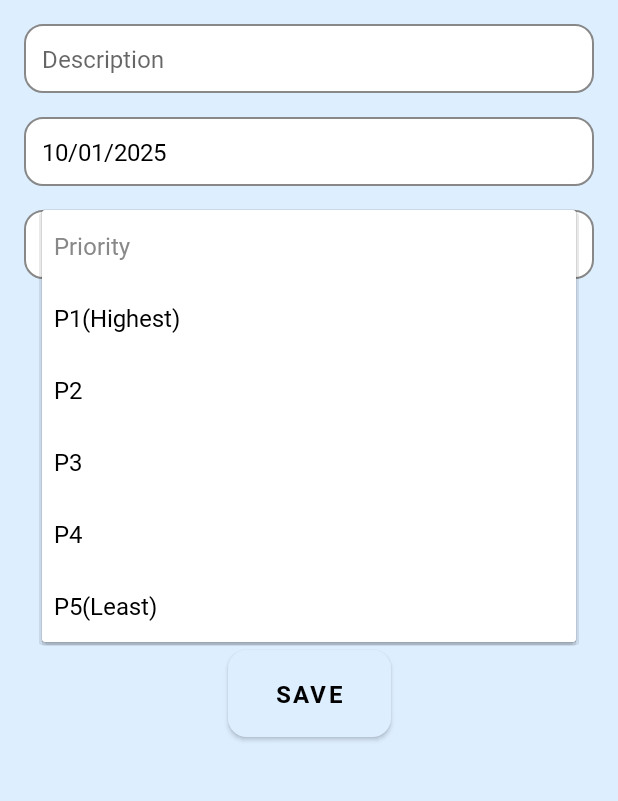
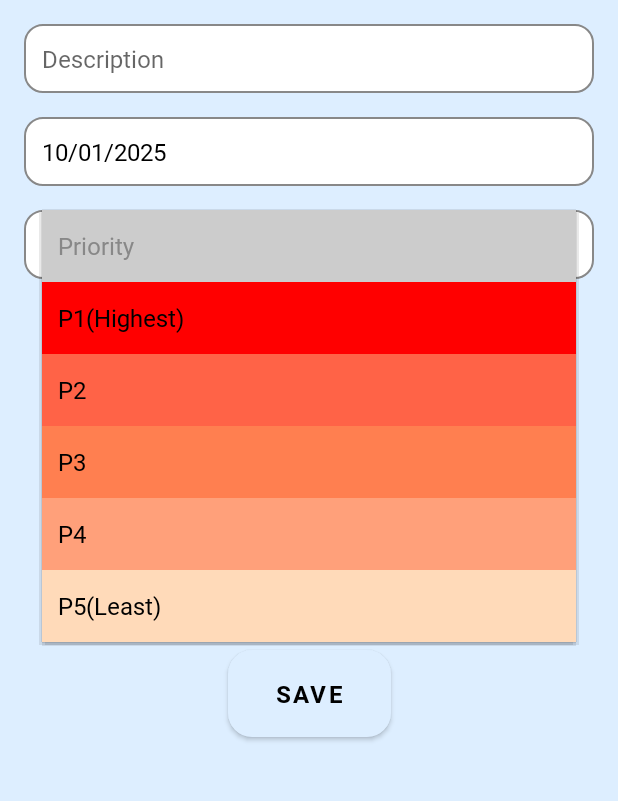
Before and after one commit to Aceee-dev/todoApp, an Android app: the EditActivity screen opened directly, with no data from a screen before it, after a tap on "Priority", on a phone screen of 412 x 824 dp, the part 141-942 px from its top. Run offline under Robolectric (Android 15) with nearby library versions, the phone set to English and light mode, and no system bars; our stand-ins replace Room's generated code.

Commit message:
Added priority based color strips in todo cards
As per issue #15, We needed to introduce priority based color strips
for bette depiction of priority for todo cards.

```diff
--- a/app/src/main/java/com/example/todoApp/EditActivity.kt
+++ b/app/src/main/java/com/example/todoApp/EditActivity.kt
@@ -12,6 +12,7 @@ import android.widget.AdapterView
 import android.widget.ArrayAdapter
 import android.widget.TextView
 import androidx.appcompat.app.AppCompatActivity
+import androidx.core.content.ContextCompat
 import androidx.lifecycle.ViewModelProvider
 import com.google.android.material.snackbar.Snackbar
 import kotlinx.android.synthetic.main.activity_edit.*
@@ -52,13 +53,25 @@ class EditActivity : AppCompatActivity() {
             ): View {
                 val view: TextView =
                     super.getDropDownView(position, convertView, parent) as TextView
-                //set the color of first item in the drop down list to gray
-                if (position == 0) {
-                    view.setTextColor(Color.GRAY)
-                } else {
-                    //here it is possible to define color for other items by
-                    view.setTextColor(Color.BLACK)
+                // Define colors for each priority level
+                val backgroundColor = when (position) {
+                    0 -> Color.LTGRAY // First item is a placeholder
+                    1 -> ContextCompat.getColor(context, R.color.priority_color_high)
+                    2 -> ContextCompat.getColor(context, R.color.priority_color_medium_high)
+                    3 -> ContextCompat.getColor(context, R.color.priority_color_medium)
+                    4 -> ContextCompat.getColor(context, R.color.priority_color_low)
+                    5 -> ContextCompat.getColor(context, R.color.priority_color_very_low)
+                    else -> Color.WHITE // Default background
                 }
+
+                // Set the background color
+                view.setBackgroundColor(backgroundColor)
+
+                // Set the text color (first item gray, others black)
+                view.setTextColor(if (position == 0) Color.GRAY else Color.BLACK)
+
+                // Optional: Adjust padding to make it visually appealing
+                view.setPadding(16, 16, 16, 16)
                 return view
             }
 
--- a/app/src/main/res/drawable/bg_button.xml
+++ b/app/src/main/res/drawable/bg_button.xml
@@ -1,6 +1,6 @@
 <?xml version="1.0" encoding="utf-8"?>
 <shape xmlns:android="http://schemas.android.com/apk/res/android" android:shape="rectangle">
-    <solid android:color="@color/blue_variant" />
+    <solid android:color="@color/white" />
     <corners android:radius="16dp" />
     <shadow
         android:color="@color/black"
--- /dev/null
+++ b/app/src/main/res/drawable/bg_priority_strip.xml
@@ -0,0 +1,5 @@
+<?xml version="1.0" encoding="utf-8"?>
+<shape xmlns:android="http://schemas.android.com/apk/res/android">
+    <solid android:color="@color/priority_color_high" /> <!-- Example color -->
+    <corners android:topLeftRadius="12dp" android:bottomLeftRadius="12dp" />
+</shape>
--- a/app/src/main/res/layout/activity_edit.xml
+++ b/app/src/main/res/layout/activity_edit.xml
@@ -71,7 +71,7 @@
         android:id="@+id/btnSaveTodo"
         android:layout_width="wrap_content"
         android:layout_height="wrap_content"
-        android:background="@drawable/bg_spinner"
+        android:background="@drawable/bg_button"
         android:paddingVertical="12dp"
         android:paddingHorizontal="32dp"
         android:text="@string/save"
@@ -82,5 +82,6 @@
         app:layout_constraintEnd_toEndOf="parent"
         app:layout_constraintStart_toStartOf="parent"
         app:layout_constraintTop_toBottomOf="@id/spinnerPriorityList"
-        android:layout_marginTop="24dp" />
+        android:layout_marginTop="24dp"
+        android:backgroundTint="@null"/>
 </androidx.constraintlayout.widget.ConstraintLayout>
--- a/app/src/main/res/values/colors.xml
+++ b/app/src/main/res/values/colors.xml
@@ -14,4 +14,9 @@
     <color name="dark_gray">#555555</color>
     <color name="primary">#FF4081</color>
     <color name="blue_variant">#AACCEE</color>
+    <color name="priority_color_high">#FF0000</color> <!-- Bright Red -->
+    <color name="priority_color_medium_high">#FF6347</color> <!-- Tomato Red -->
+    <color name="priority_color_medium">#FF7F50</color> <!-- Coral -->
+    <color name="priority_color_low">#FFA07A</color> <!-- Light Salmon -->
+    <color name="priority_color_very_low">#FFDAB9</color> <!-- Peach Puff -->
 </resources>
```
Also changed, not shown: app/src/main/java/com/example/todoApp/TodoAdapter.kt (+8 -0 lines), app/src/main/res/layout/item_todo.xml (+17 -10 lines).
